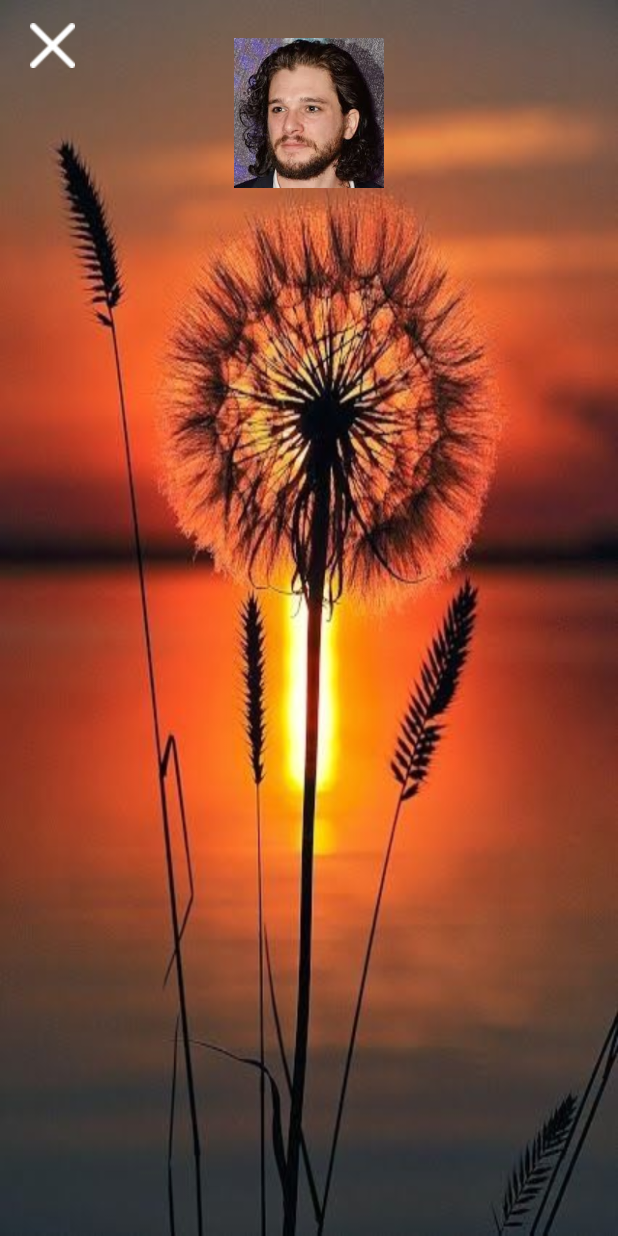
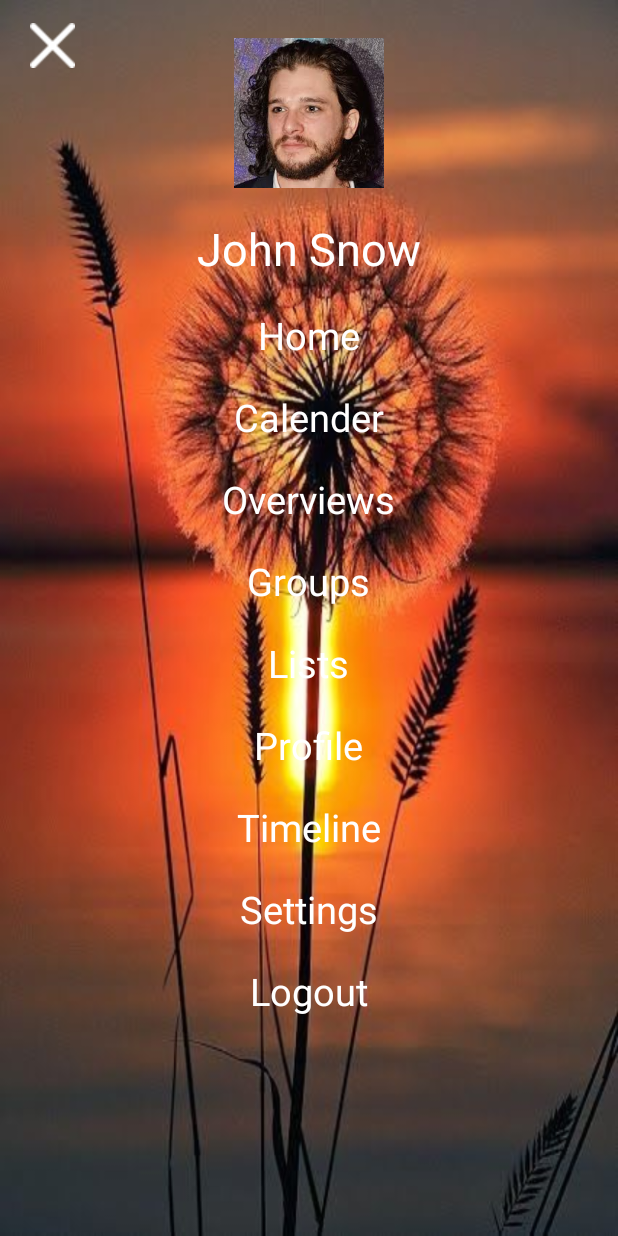
Before and after one commit to syntaxSizer/Golom, an Android app: the Profile screen opened directly, with no data from a screen before it, on a phone screen of 412 x 824 dp. Run offline under Robolectric (Android 15) with nearby library versions, the phone set to English and light mode, and no system bars.

Commit message:
add text to activity4 layout

```diff
--- a/app/src/main/res/layout/profile.xml
+++ b/app/src/main/res/layout/profile.xml
@@ -22,5 +22,109 @@
 
         />
 
+    <TextView
+        android:layout_width="wrap_content"
+        android:layout_height="wrap_content"
+        android:textAppearance="?android:attr/textAppearanceMedium"
+        android:text="John Snow"
+        android:id="@+id/textView3"
+        android:layout_gravity="center_horizontal"
+        android:textColor="#fff"
+        android:textSize="30dp"
+        android:layout_marginTop="20dp"/>
+
+    <TextView
+        android:layout_width="wrap_content"
+        android:layout_height="wrap_content"
+        android:textAppearance="?android:attr/textAppearanceLarge"
+        android:text="Home"
+        android:id="@+id/textView4"
+        android:layout_gravity="center_horizontal"
+        android:textSize="25dp"
+        android:textColor="#fff"
+        android:layout_marginTop="20dp"/>
+
+    <TextView
+        android:layout_width="wrap_content"
+        android:layout_height="wrap_content"
+        android:text="Calender"
+        android:id="@+id/textView5"
+        android:layout_gravity="center_horizontal"
+        android:textColor="#fff"
+        android:textSize="25dp"
+        android:layout_marginTop="20dp"/>
+
+    <TextView
+        android:layout_width="wrap_content"
+        android:layout_height="wrap_content"
+        android:text="Overviews"
+        android:id="@+id/textView6"
+        android:layout_gravity="center_horizontal"
+        android:textColor="#fff"
+        android:textSize="25dp"
+        android:layout_marginTop="20dp"/>
+
+    <TextView
+        android:layout_width="wrap_content"
+        android:layout_height="wrap_content"
+        android:text="Groups"
+        android:id="@+id/textView7"
+        android:layout_gravity="center_horizontal"
+        android:textColor="#fff"
+        android:textIsSelectable="false"
+        android:textSize="25dp"
+        android:layout_marginTop="20dp"/>
+
+    <TextView
+        android:layout_width="wrap_content"
+        android:layout_height="wrap_content"
+        android:text="Lists"
+        android:id="@+id/textView8"
+        android:layout_gravity="center_horizontal"
+        android:textColor="#fff"
+        android:textSize="25dp"
+        android:layout_marginTop="20dp"/>
+
+    <TextView
+        android:layout_width="wrap_content"
+        android:layout_height="wrap_content"
+        android:text="Profile"
+        android:id="@+id/textView9"
+        android:layout_gravity="center_horizontal"
+        android:textColor="#fff"
+        android:textIsSelectable="false"
+        android:textSize="25dp"
+        android:layout_marginTop="20dp"/>
+
+    <TextView
+        android:layout_width="wrap_content"
+        android:layout_height="wrap_content"
+        android:text="Timeline"
+        android:id="@+id/textView10"
+        android:layout_gravity="center_horizontal"
+        android:textColor="#fff"
+        android:textSize="25dp"
+        android:layout_marginTop="20dp"/>
+
+    <TextView
+        android:layout_width="wrap_content"
+        android:layout_height="wrap_content"
+        android:text="Settings"
+        android:id="@+id/textView11"
+        android:layout_gravity="center_horizontal"
+        android:textColor="#fff"
+        android:textSize="25dp"
+        android:layout_marginTop="20dp"/>
+
+    <TextView
+        android:layout_width="wrap_content"
+        android:layout_height="wrap_content"
+        android:text="Logout"
+        android:id="@+id/textView12"
+        android:layout_gravity="center_horizontal"
+        android:textColor="#fff"
+        android:textSize="25dp"
+        android:layout_marginTop="20dp"/>
+
 
 </LinearLayout>
```
